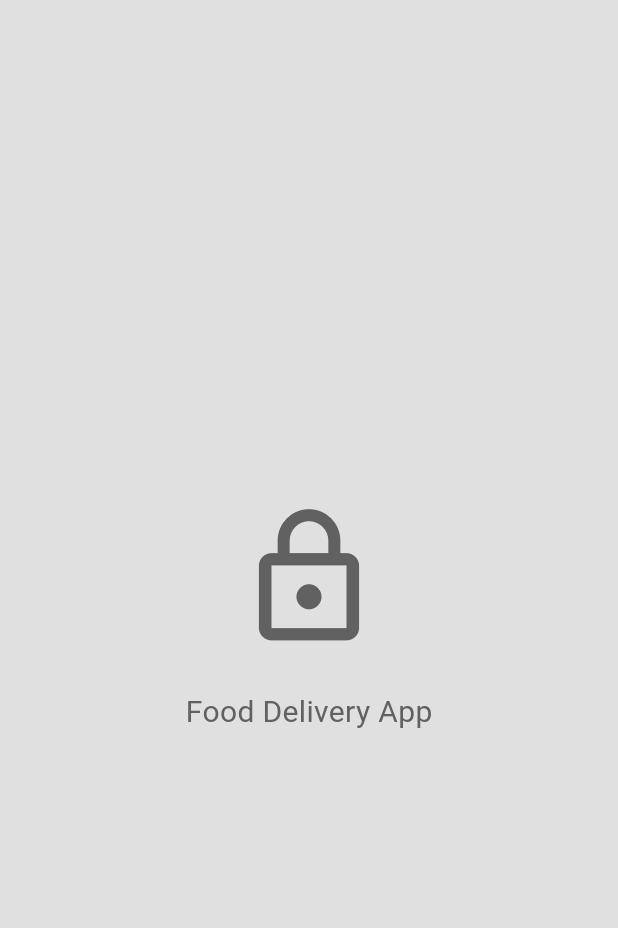
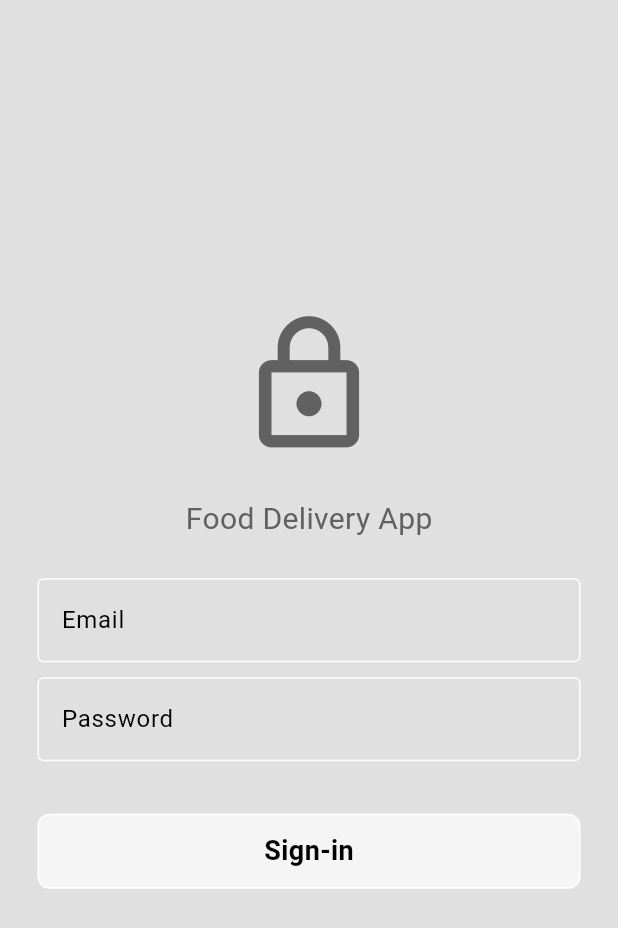
Before and after one commit to SazidKhandaker/Food-Delivery-App, a Flutter app: the screen it shows after launch, on a phone screen of 412 x 824 dp. Shown: the top 928 px of the screen. Run offline on Flutter 3.47's test engine with Material 3 defaults, Android fonts, the phone set to English and light mode, and no system bars; missing offline and left inert: dart:js.

```diff
--- a/lib/authentication/loginpage.dart
+++ b/lib/authentication/loginpage.dart
@@ -1,4 +1,6 @@
 import 'package:flutter/material.dart';
+import 'package:food_delivery_app/widget/mybutton.dart';
+import 'package:food_delivery_app/widget/textfield.dart';
 
 class LoginPage extends StatefulWidget {
   const LoginPage({super.key});
@@ -8,6 +10,8 @@ class LoginPage extends StatefulWidget {
 }
 
 class _LoginPageState extends State<LoginPage> {
+  TextEditingController emailcontroller = TextEditingController();
+  TextEditingController passwordcontroller = TextEditingController();
   @override
   Widget build(BuildContext context) {
     return Scaffold(
@@ -33,6 +37,26 @@ class _LoginPageState extends State<LoginPage> {
                 color: Theme.of(context).colorScheme.inversePrimary,
               ),
             ),
+            SizedBox(
+              height: 25,
+            ),
+
+            //Email field
+            myCreatTextField(
+                controller: emailcontroller, hinttext: "Email", istrue: false),
+            SizedBox(
+              height: 10,
+            ),
+            myCreatTextField(
+                controller: passwordcontroller,
+                hinttext: "Password",
+                istrue: true),
+            SizedBox(
+              height: 10,
+            ),
+
+            //Sign_In button
+            myButton(ontap: () {}, buttonname: "Sign-in"),
           ],
         ),
       ),
--- /dev/null
+++ b/lib/widget/mybutton.dart
@@ -0,0 +1,30 @@
+import 'package:flutter/material.dart';
+
+class myButton extends StatelessWidget {
+  final Function()? ontap;
+  final String buttonname;
+
+  myButton({required this.ontap, required this.buttonname});
+
+  @override
+  Widget build(BuildContext context) {
+    return GestureDetector(
+      onTap: ontap,
+      child: Padding(
+        padding: const EdgeInsets.all(25.0),
+        child: Container(
+          height: 50,
+          decoration: BoxDecoration(
+              borderRadius: BorderRadius.circular(8),
+              border: Border.all(color: Theme.of(context).colorScheme.tertiary),
+              color: Theme.of(context).colorScheme.secondary),
+          child: Center(
+              child: Text(
+            buttonname,
+            style: TextStyle(fontWeight: FontWeight.bold, fontSize: 18),
+          )),
+        ),
+      ),
+    );
+  }
+}
--- /dev/null
+++ b/lib/widget/textfield.dart
@@ -0,0 +1,29 @@
+import 'package:flutter/material.dart';
+
+class myCreatTextField extends StatelessWidget {
+  final TextEditingController controller;
+  final String hinttext;
+  final bool istrue;
+  myCreatTextField(
+      {required this.controller, required this.hinttext, required this.istrue});
+
+  @override
+  Widget build(BuildContext context) {
+    return Padding(
+      padding: EdgeInsets.symmetric(horizontal: 25, vertical: 0),
+      child: TextField(
+        controller: controller,
+        obscureText: istrue,
+        decoration: InputDecoration(
+            hintText: hinttext,
+            enabledBorder: OutlineInputBorder(
+              borderSide:
+                  BorderSide(color: Theme.of(context).colorScheme.tertiary),
+            ),
+            focusedBorder: OutlineInputBorder(
+                borderSide:
+                    BorderSide(color: Theme.of(context).colorScheme.primary))),
+      ),
+    );
+  }
+}
--- a/pubspec.yaml
+++ b/pubspec.yaml
@@ -36,6 +36,7 @@ dependencies:
   # Use with the CupertinoIcons class for iOS style icons.
   cupertino_icons: ^1.0.2
   provider: ^6.1.2
+  google_fonts: ^6.2.0
 
 dev_dependencies:
   flutter_test:
```
Also changed, not shown: pubspec.lock, 1 other file.
